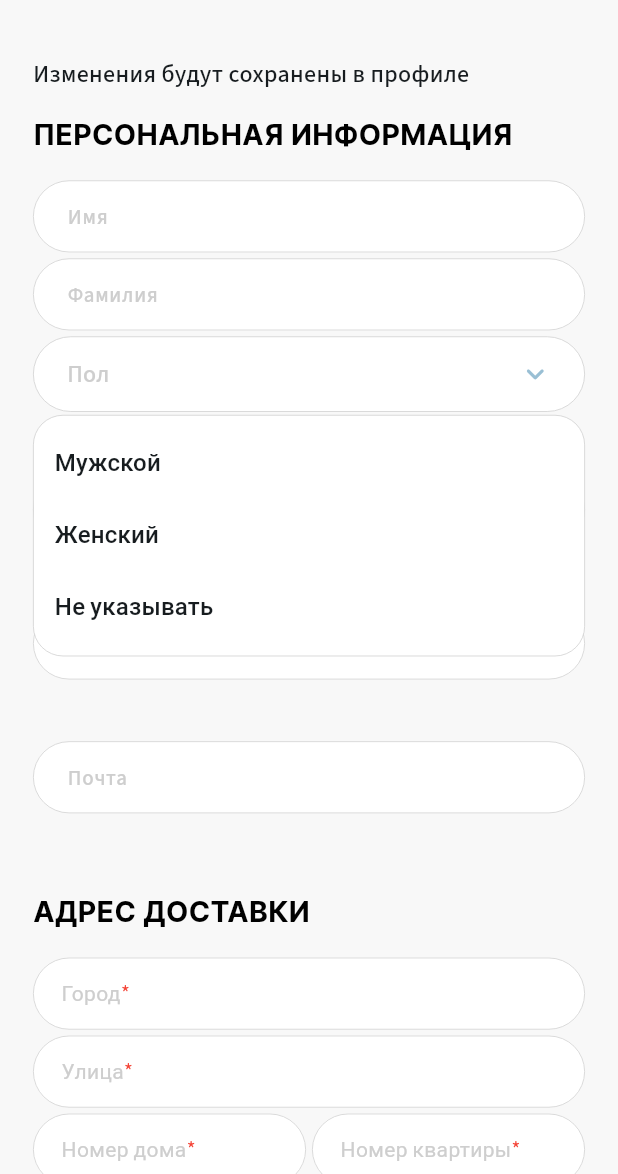
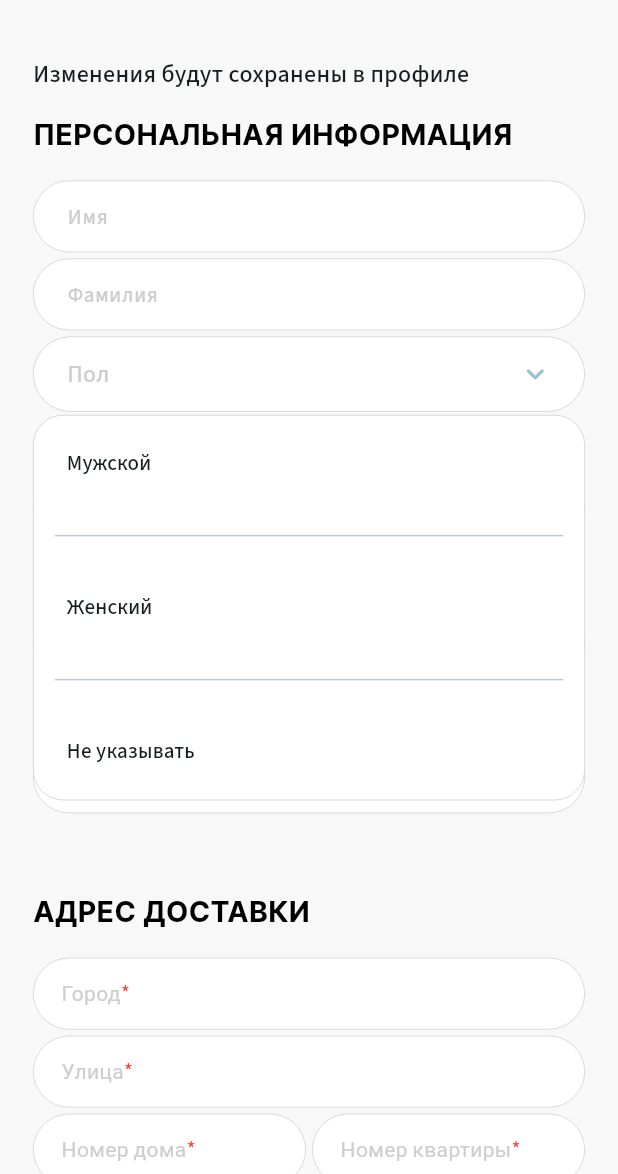
Before and after one commit to luijiwa/Sempl, a Flutter app: the ProfileEditScreen screen opened by its route, after a tap on "Пол", on a phone screen of 412 x 824 dp, the part 62-1236 px from its top. Run offline on Flutter 3.47's test engine with Material 3 defaults, Android fonts, the phone set to English and light mode, and no system bars; drawn by our look-alikes of auto_size_text, dropdown_button2; our stand-ins replace expandable_page_view, flutter_rating_bar, flutter_svg, go_router, image_picker, logger and 3 more.

Commit message:
Предварительно добавить динамическую  высоту  DropdownMenuItem

```diff
--- a/lib/src/core/components/dropdown_custom_widget_new.dart
+++ b/lib/src/core/components/dropdown_custom_widget_new.dart
@@ -53,19 +53,63 @@ class _DropdownCustomWidgetNewState extends State<DropdownCustomWidgetNew> {
     ),
   );
 
+  List<DropdownMenuItem<String>> _addDividersAfterItems(List<String> items) {
+    final List<DropdownMenuItem<String>> menuItems = [];
+    for (final String item in items) {
+      menuItems.addAll(
+        [
+          DropdownMenuItem<String>(
+            value: item,
+            child: Padding(
+              padding: const EdgeInsets.symmetric(horizontal: 8.0),
+              child: Text(
+                item,
+                style: const TextStyle(
+                  fontSize: 14,
+                ),
+              ),
+            ),
+          ),
+          //If it's last item, we will not add Divider after it.
+          if (item != items.last)
+            const DropdownMenuItem<String>(
+              enabled: false,
+              child: Divider(),
+            ),
+        ],
+      );
+    }
+    return menuItems;
+  }
+
+  List<double> _getCustomItemsHeights() {
+    final List<double> itemsHeights = [];
+    for (int i = 0; i < (widget.listItems.length * 2) - 1; i++) {
+      if (i.isEven) {
+        itemsHeights.add(40);
+      }
+      //Dividers indexes will be the odd indexes
+      if (i.isOdd) {
+        itemsHeights.add(4);
+      }
+    }
+    return itemsHeights;
+  }
+
   @override
   Widget build(BuildContext context) {
     return LayoutBuilder(builder: (context, constraints) {
       final height = MediaQuery.of(context).size.height;
       final width = MediaQuery.of(context).size.width;
       final MenuItemStyleData dropdownMenuItemStyleData = MenuItemStyleData(
+        customHeights: _getCustomItemsHeights(),
         padding: const EdgeInsets.symmetric(vertical: 3).copyWith(
           left: 14,
           right: 14,
         ),
       );
       final ButtonStyleData dropdownButtonStyleData = ButtonStyleData(
-        height: height * 0.05,
+        // height: height * 0.05,
         padding: EdgeInsets.symmetric(
                 vertical: height * 0.0, horizontal: height * 0.01)
             .copyWith(right: width * 0.05),
@@ -105,16 +149,18 @@ class _DropdownCustomWidgetNewState extends State<DropdownCustomWidgetNew> {
                       ),
                     ))
                 .toList(),
-            items: widget.listItems
-                .map((String item) => DropdownMenuItem<String>(
-                      value: item,
-                      child: Text(
-                        item,
-                        style: dropdownItemTextStyle,
-                        overflow: TextOverflow.visible,
-                      ),
-                    ))
-                .toList(),
+            items: _addDividersAfterItems(widget.listItems),
+
+            // items: widget.listItems
+            //     .map((String item) => DropdownMenuItem<String>(
+            //           value: item,
+            //           child: Text(
+            //             item,
+            //             style: dropdownItemTextStyle,
+            //             overflow: TextOverflow.visible,
+            //           ),
+            //         ))
+            //     .toList(),
             value: selectedValue,
             onChanged: (value) {
               setState(() {
```
